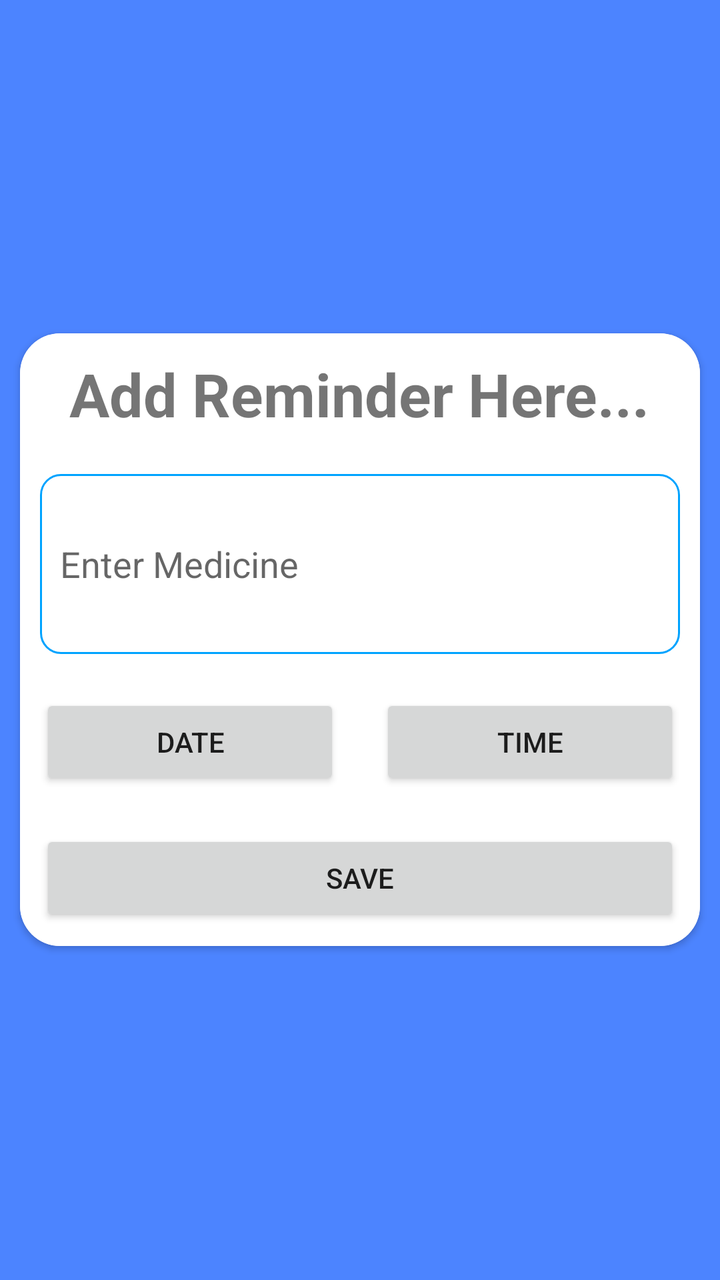
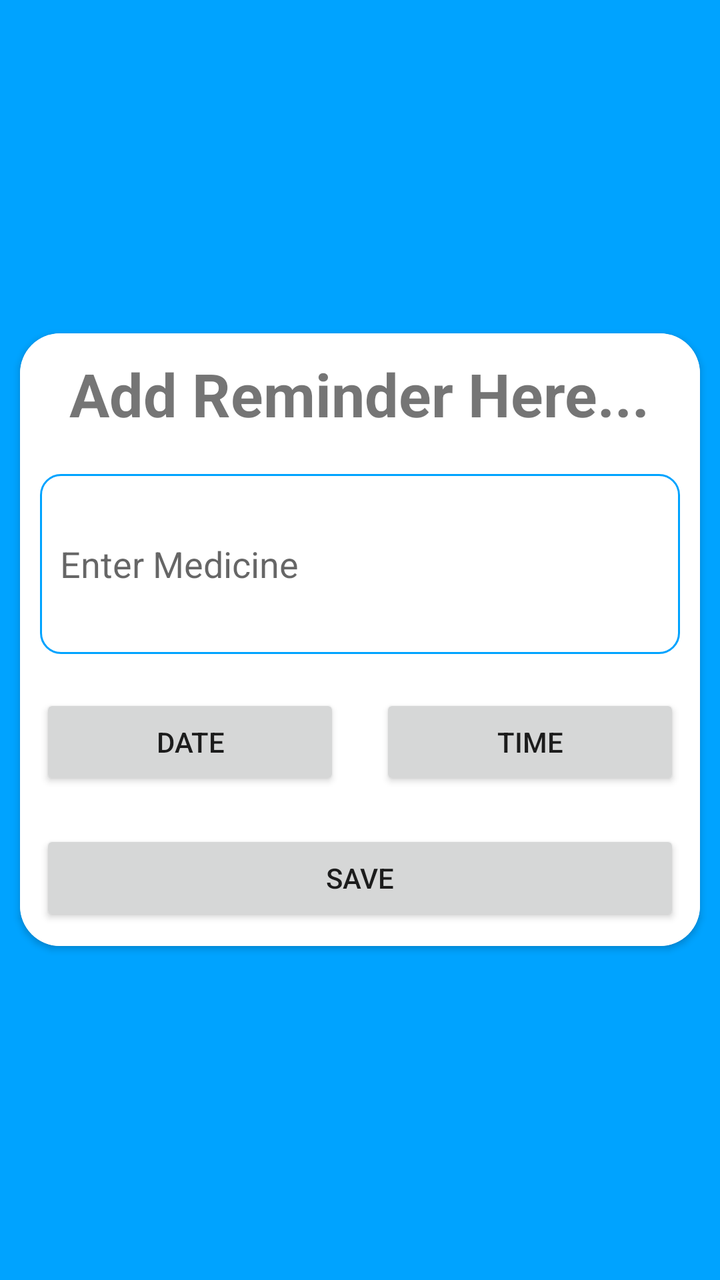

Two renders of the same Android screen: before a commit and after it. Below are the layout's source before the change and the commit's diff.
<!-- AndroidManifest.xml: application theme Theme.ICare -->
<!-- res/layout/activity_add_medicine.xml -->
<?xml version="1.0" encoding="utf-8"?>
<layout xmlns:android="http://schemas.android.com/apk/res/android"
    xmlns:app="http://schemas.android.com/apk/res-auto"
    xmlns:tools="http://schemas.android.com/tools">

    <LinearLayout
        android:layout_width="match_parent"
        android:layout_height="match_parent"
        android:background="@color/colorBlue"
        android:gravity="center"
        android:orientation="vertical"
        app:backgroundTint="@null"
        tools:context=".medicineAlerts.AddMedicineActivity">

        <androidx.cardview.widget.CardView
            android:layout_width="match_parent"
            android:layout_height="wrap_content"
            android:layout_margin="10dp"
            app:cardCornerRadius="20dp">

            <LinearLayout
                android:layout_width="match_parent"
                android:layout_height="match_parent"
                android:background="@color/white"
                android:orientation="vertical"
                app:backgroundTint="@null">

                <TextView
                    android:layout_width="wrap_content"
                    android:layout_height="wrap_content"
                    android:layout_gravity="center"
                    android:layout_margin="10dp"
                    android:text="Add Reminder Here..."
                    android:textSize="30sp"
                    android:textStyle="bold" />

                <EditText
                    android:id="@+id/editTitle"
                    android:layout_width="match_parent"
                    android:layout_height="90dp"
                    android:layout_margin="10dp"
                    android:background="@drawable/background_edittext"
                    android:hint="Enter Medicine"
                    android:paddingHorizontal="10dp" />

                <LinearLayout
                    android:layout_width="match_parent"
                    android:layout_height="wrap_content"
                    android:orientation="horizontal">

                    <Button
                        android:id="@+id/btnDate"
                        android:layout_width="wrap_content"
                        android:layout_height="wrap_content"
                        android:layout_margin="10dp"
                        android:layout_weight="0.5"
                        android:text="date" />

                    <Button
                        android:id="@+id/btnTime"
                        android:layout_width="wrap_content"
                        android:layout_height="wrap_content"
                        android:layout_margin="10dp"
                        android:layout_weight="0.5"
                        android:text="time" />

                </LinearLayout>

                <Button
                    android:id="@+id/btnSbumit"
                    android:layout_width="match_parent"
                    android:layout_height="wrap_content"
                    android:layout_margin="10dp"
                    android:text="Save" />

            </LinearLayout>

        </androidx.cardview.widget.CardView>

    </LinearLayout>
</layout>
<!-- resources referenced by this layout -->
<resources>
  <color name="colorBlue">#4C84FF</color>
  <color name="white">#FFFFFFFF</color>
  <!-- drawable background_edittext (drawable) -->
  <shape xmlns:android="http://schemas.android.com/apk/res/android"
      android:shape="rectangle">
      <corners
          android:radius="10dp" />
      <stroke
          android:width="1dp"
          android:color="#00A3FF" />
  </shape>
  <style name="Theme.ICare" parent="Theme.MaterialComponents.Light.NoActionBar.Bridge">
          
          <item name="colorPrimary">@color/colorDarkTheme</item>
          <item name="colorPrimaryVariant">@color/colorDarkTheme</item>
          <item name="colorOnPrimary">@color/white</item>
          
          <item name="colorSecondary">@color/colorBackGroundEdittext</item>
          <item name="colorSecondaryVariant">@color/colorBackGroundEdittext</item>
          <item name="colorOnSecondary">@color/black</item>
          
          <item name="android:statusBarColor">?attr/colorPrimaryVariant</item>
          
      </style>
  <color name="colorDarkTheme">#182B3C</color>
  <color name="colorBackGroundEdittext">#526278</color>
  <color name="black">#000000</color>
</resources>

<!-- the commit's change to res/layout/activity_add_medicine.xml (unified diff, before → after) -->
@@ -6,7 +6,7 @@
     <LinearLayout
         android:layout_width="match_parent"
         android:layout_height="match_parent"
-        android:background="@color/colorBlue"
+        android:background="@color/themeBlue"
         android:gravity="center"
         android:orientation="vertical"
         app:backgroundTint="@null"
<!-- resource entries referenced after the edit -->
@@ -1,6 +1,6 @@
 <!-- resources referenced by this layout -->
 <resources>
-  <color name="colorBlue">#4C84FF</color>
+  <color name="themeBlue">#00A3FF</color>
   <color name="white">#FFFFFFFF</color>
   <!-- drawable background_edittext (drawable) -->
   <shape xmlns:android="http://schemas.android.com/apk/res/android"
@@ -13,18 +13,17 @@
   </shape>
   <style name="Theme.ICare" parent="Theme.MaterialComponents.Light.NoActionBar.Bridge">
           
-          <item name="colorPrimary">@color/colorDarkTheme</item>
-          <item name="colorPrimaryVariant">@color/colorDarkTheme</item>
+          <item name="colorPrimary">@color/themeBlue</item>
+          <item name="colorPrimaryVariant">@color/themeBlue</item>
           <item name="colorOnPrimary">@color/white</item>
           
           <item name="colorSecondary">@color/colorBackGroundEdittext</item>
           <item name="colorSecondaryVariant">@color/colorBackGroundEdittext</item>
           <item name="colorOnSecondary">@color/black</item>
           
-          <item name="android:statusBarColor">?attr/colorPrimaryVariant</item>
+          <item name="android:statusBarColor">@color/themeBlue</item>
           
       </style>
-  <color name="colorDarkTheme">#182B3C</color>
   <color name="colorBackGroundEdittext">#526278</color>
   <color name="black">#000000</color>
 </resources>
